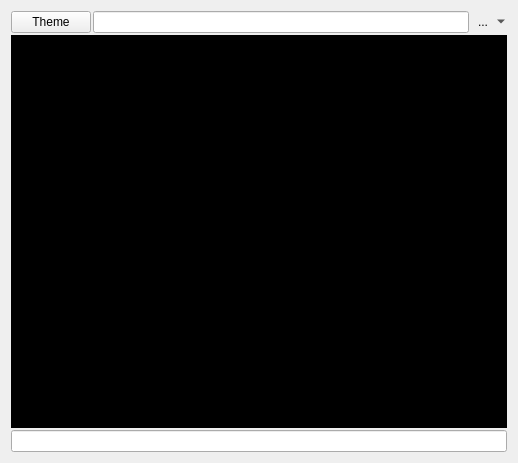
The window that src/plugins/chatter/fsircview.ui (0xd34df00d/leechcraft) describes before a commit, drawn with Qt 5.
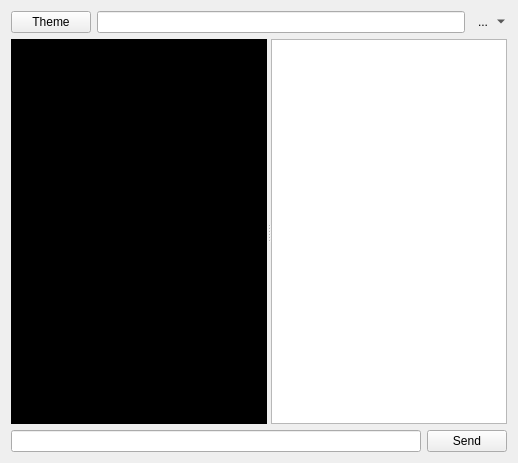
The same window after the commit. Custom widgets are drawn as their Qt base class.

Commit message: Chatter: UsersListView is adding.

The edit to the form file:
```diff
--- a/src/plugins/chatter/fsircview.ui
+++ b/src/plugins/chatter/fsircview.ui
@@ -15,11 +15,6 @@
   </property>
   <layout class="QVBoxLayout" name="verticalLayout">
    <item>
-    <layout class="QVBoxLayout">
-     <property name="spacing">
-      <number>2</number>
-     </property>
-     <item>
       <layout class="QHBoxLayout" name="_2">
        <item>
         <widget class="QPushButton" name="changeThemeButton">
@@ -50,6 +45,10 @@
       </layout>
      </item>
      <item>
+    <widget class="QSplitter" name="splitter">
+     <property name="orientation">
+      <enum>Qt::Horizontal</enum>
+     </property>
       <widget class="QTextBrowser" name="fsChatView">
        <property name="sizePolicy">
         <sizepolicy hsizetype="MinimumExpanding" vsizetype="MinimumExpanding">
@@ -81,7 +80,18 @@
         <bool>false</bool>
        </property>
       </widget>
-     </item>
+     <widget class="QListWidget" name="usersListView">
+      <property name="sizePolicy">
+       <sizepolicy hsizetype="Expanding" vsizetype="Expanding">
+        <horstretch>0</horstretch>
+        <verstretch>0</verstretch>
+       </sizepolicy>
+      </property>
+     </widget>
+    </widget>
+   </item>
+   <item>
+    <layout class="QHBoxLayout" name="horizontalLayout">
      <item>
       <widget class="FsCmdEdit" name="cmdEdit">
        <property name="sizePolicy">
@@ -92,6 +102,13 @@
        </property>
       </widget>
      </item>
+     <item>
+      <widget class="QPushButton" name="sendButton">
+       <property name="text">
+        <string>Send</string>
+       </property>
+      </widget>
+     </item>
     </layout>
    </item>
   </layout>
```
Lines whose indentation alone changed are shown as unchanged. The commit also changes 1 other file.
